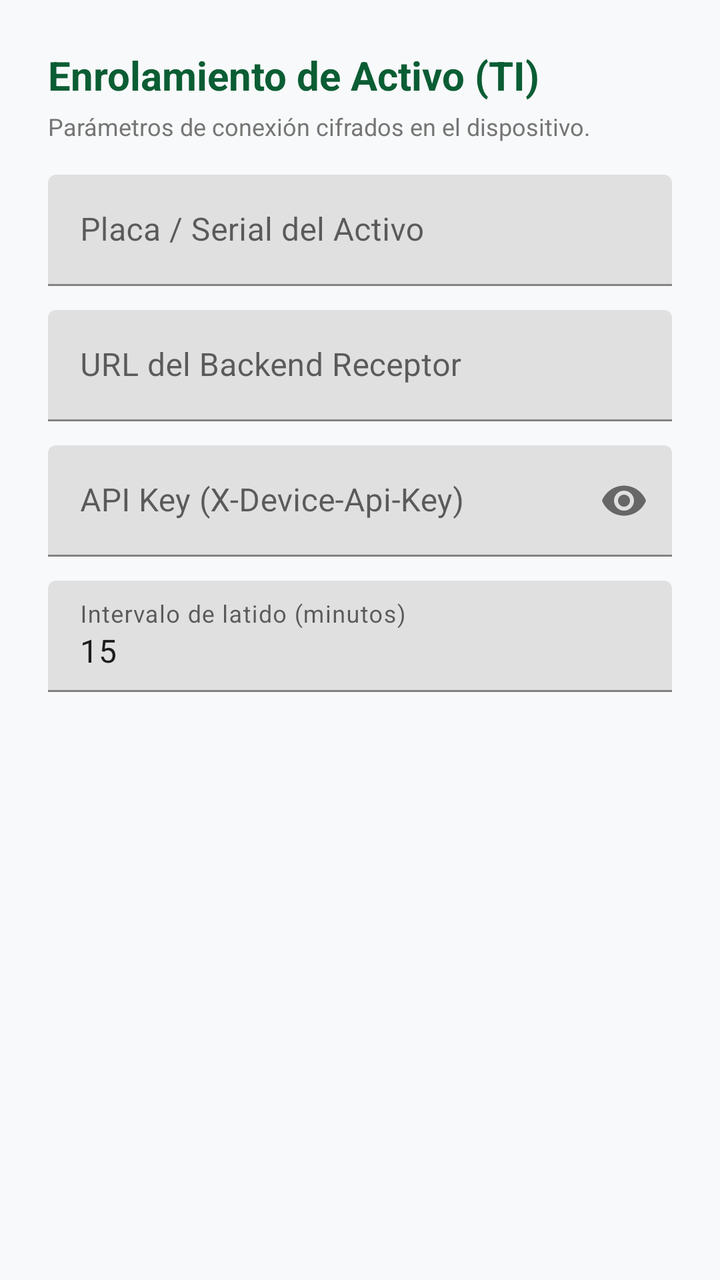
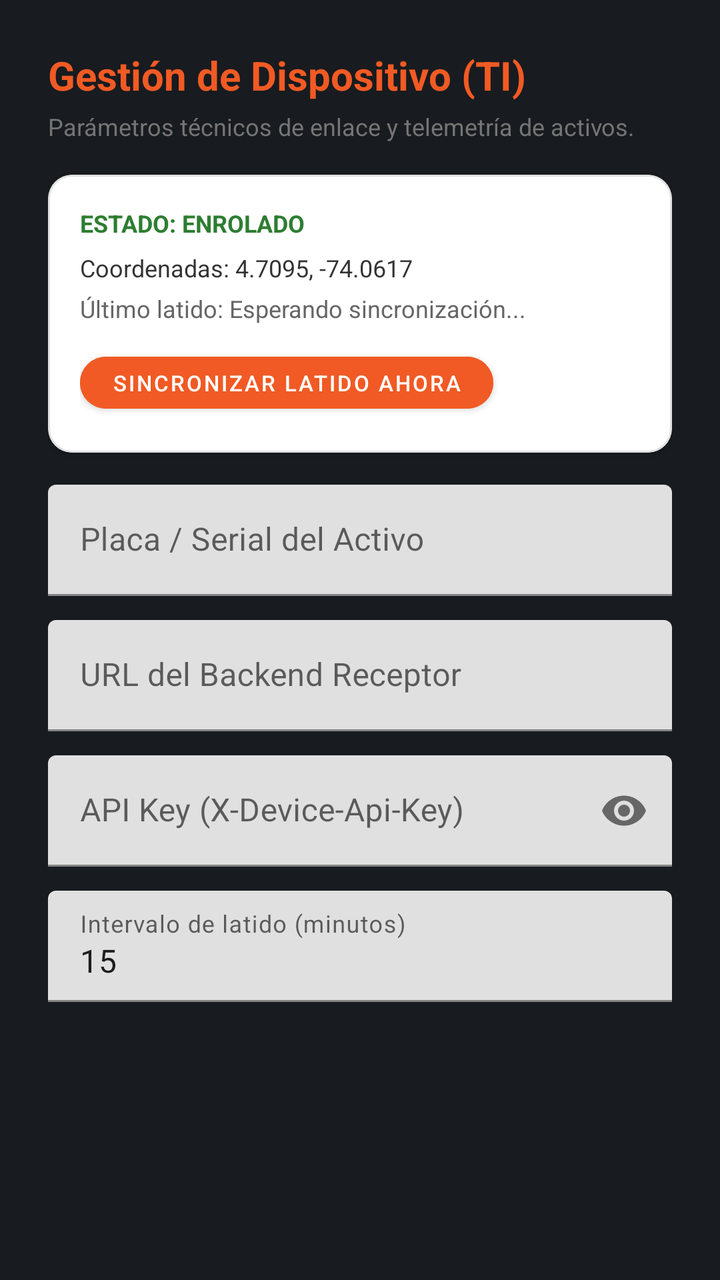

An Android layout rendered at two revisions. The XML below is the earlier revision; the diff shows what the commit changed to produce the second picture.
<!-- AndroidManifest.xml: application theme Theme.InventoryTelemetryAgent -->
<!-- res/layout/dialog_admin_config.xml -->
<?xml version="1.0" encoding="utf-8"?>
<LinearLayout xmlns:android="http://schemas.android.com/apk/res/android"
    xmlns:app="http://schemas.android.com/apk/res-auto"
    android:layout_width="match_parent"
    android:layout_height="wrap_content"
    android:orientation="vertical"
    android:padding="24dp">

    <TextView
        android:layout_width="wrap_content"
        android:layout_height="wrap_content"
        android:text="Enrolamiento de Activo (TI)"
        android:textColor="@color/macarena_green_dark"
        android:textSize="20sp"
        android:textStyle="bold" />

    <TextView
        android:layout_width="wrap_content"
        android:layout_height="wrap_content"
        android:layout_marginTop="4dp"
        android:text="Parámetros de conexión cifrados en el dispositivo."
        android:textColor="@color/text_secondary"
        android:textSize="12sp" />

    
    <com.google.android.material.textfield.TextInputLayout
        android:layout_width="match_parent"
        android:layout_height="wrap_content"
        android:layout_marginTop="16dp"
        android:hint="Placa / Serial del Activo"
        app:boxStrokeColor="@color/macarena_green_primary"
        app:hintTextColor="@color/macarena_green_primary">

        <com.google.android.material.textfield.TextInputEditText
            android:id="@+id/etPlaca"
            android:layout_width="match_parent"
            android:layout_height="wrap_content"
            android:inputType="textCapCharacters"
            android:maxLines="1" />
    </com.google.android.material.textfield.TextInputLayout>

    
    <com.google.android.material.textfield.TextInputLayout
        android:layout_width="match_parent"
        android:layout_height="wrap_content"
        android:layout_marginTop="12dp"
        android:hint="URL del Backend Receptor"
        app:boxStrokeColor="@color/macarena_green_primary"
        app:hintTextColor="@color/macarena_green_primary">

        <com.google.android.material.textfield.TextInputEditText
            android:id="@+id/etServerUrl"
            android:layout_width="match_parent"
            android:layout_height="wrap_content"
            android:inputType="textUri"
            android:maxLines="1" />
    </com.google.android.material.textfield.TextInputLayout>

    
    <com.google.android.material.textfield.TextInputLayout
        android:layout_width="match_parent"
        android:layout_height="wrap_content"
        android:layout_marginTop="12dp"
        android:hint="API Key (X-Device-Api-Key)"
        app:boxStrokeColor="@color/macarena_green_primary"
        app:hintTextColor="@color/macarena_green_primary"
        app:passwordToggleEnabled="true">

        <com.google.android.material.textfield.TextInputEditText
            android:id="@+id/etApiKey"
            android:layout_width="match_parent"
            android:layout_height="wrap_content"
            android:inputType="textPassword"
            android:maxLines="1" />
    </com.google.android.material.textfield.TextInputLayout>

    
    <com.google.android.material.textfield.TextInputLayout
        android:layout_width="match_parent"
        android:layout_height="wrap_content"
        android:layout_marginTop="12dp"
        android:hint="Intervalo de latido (minutos)"
        app:boxStrokeColor="@color/macarena_green_primary"
        app:hintTextColor="@color/macarena_green_primary">

        <com.google.android.material.textfield.TextInputEditText
            android:id="@+id/etInterval"
            android:layout_width="match_parent"
            android:layout_height="wrap_content"
            android:inputType="number"
            android:maxLines="1"
            android:text="15" />
    </com.google.android.material.textfield.TextInputLayout>

</LinearLayout>
<!-- resources referenced by this layout -->
<resources>
  <color name="macarena_green_dark">#0B5D34</color>
  <color name="macarena_green_primary">#148A43</color>
  <color name="text_secondary">#757575</color>
  <style name="Theme.InventoryTelemetryAgent" parent="Theme.MaterialComponents.DayNight.NoActionBar">
          
          <item name="colorPrimary">@color/macarena_green_primary</item>
          <item name="colorPrimaryVariant">@color/macarena_green_dark</item>
          <item name="colorOnPrimary">@color/white</item>
          
          <item name="colorSecondary">@color/macarena_accent</item>
          <item name="colorSecondaryVariant">@color/macarena_accent</item>
          <item name="colorOnSecondary">@color/black</item>
          
          <item name="android:statusBarColor">?attr/colorPrimaryVariant</item>
          <item name="android:windowBackground">@color/background_light</item>
      </style>
  <color name="white">#FFFFFFFF</color>
  <color name="macarena_accent">#F28C28</color>
  <color name="black">#FF000000</color>
  <color name="background_light">#F8F9FA</color>
</resources>

<!-- the commit's change to res/layout/dialog_admin_config.xml (unified diff, before → after) -->
@@ -1,95 +1,155 @@
 <?xml version="1.0" encoding="utf-8"?>
-<LinearLayout xmlns:android="http://schemas.android.com/apk/res/android"
+<ScrollView xmlns:android="http://schemas.android.com/apk/res/android"
     xmlns:app="http://schemas.android.com/apk/res-auto"
     android:layout_width="match_parent"
-    android:layout_height="wrap_content"
-    android:orientation="vertical"
-    android:padding="24dp">
+    android:layout_height="wrap_content">
 
-    <TextView
-        android:layout_width="wrap_content"
-        android:layout_height="wrap_content"
-        android:text="Enrolamiento de Activo (TI)"
-        android:textColor="@color/macarena_green_dark"
-        android:textSize="20sp"
-        android:textStyle="bold" />
-
-    <TextView
-        android:layout_width="wrap_content"
-        android:layout_height="wrap_content"
-        android:layout_marginTop="4dp"
-        android:text="Parámetros de conexión cifrados en el dispositivo."
-        android:textColor="@color/text_secondary"
-        android:textSize="12sp" />
-
-    
-    <com.google.android.material.textfield.TextInputLayout
+    <LinearLayout
         android:layout_width="match_parent"
         android:layout_height="wrap_content"
-        android:layout_marginTop="16dp"
-        android:hint="Placa / Serial del Activo"
-        app:boxStrokeColor="@color/macarena_green_primary"
-        app:hintTextColor="@color/macarena_green_primary">
+        android:orientation="vertical"
+        android:padding="24dp">
 
-        <com.google.android.material.textfield.TextInputEditText
-            android:id="@+id/etPlaca"
+        <TextView
+            android:layout_width="wrap_content"
+            android:layout_height="wrap_content"
+            android:text="Gestión de Dispositivo (TI)"
+            android:textColor="@color/macarena_orange_primary"
+            android:textSize="20sp"
+            android:textStyle="bold" />
+
+        <TextView
+            android:layout_width="wrap_content"
+            android:layout_height="wrap_content"
+            android:layout_marginTop="4dp"
+            android:text="Parámetros técnicos de enlace y telemetría de activos."
+            android:textColor="@color/text_secondary"
+            android:textSize="12sp" />
+
+        
+        <com.google.android.material.card.MaterialCardView
             android:layout_width="match_parent"
             android:layout_height="wrap_content"
-            android:inputType="textCapCharacters"
-            android:maxLines="1" />
-    </com.google.android.material.textfield.TextInputLayout>
+            android:layout_marginTop="16dp"
+            app:cardCornerRadius="12dp"
+            app:cardElevation="2dp"
+            app:strokeWidth="1dp"
+            app:strokeColor="#E0E0E0">
 
-    
-    <com.google.android.material.textfield.TextInputLayout
-        android:layout_width="match_parent"
-        android:layout_height="wrap_content"
-        android:layout_marginTop="12dp"
-        android:hint="URL del Backend Receptor"
-        app:boxStrokeColor="@color/macarena_green_primary"
-        app:hintTextColor="@color/macarena_green_primary">
+            <LinearLayout
+                android:layout_width="match_parent"
+                android:layout_height="wrap_content"
+                android:orientation="vertical"
+                android:padding="16dp">
 
-        <com.google.android.material.textfield.TextInputEditText
-            android:id="@+id/etServerUrl"
+                <TextView
+                    android:id="@+id/tvDiagStatus"
+                    android:layout_width="wrap_content"
+                    android:layout_height="wrap_content"
+                    android:text="ESTADO: ENROLADO"
+                    android:textSize="12sp"
+                    android:textStyle="bold"
+                    android:textColor="@color/status_ok" />
+
+                <TextView
+                    android:id="@+id/tvDiagCoords"
+                    android:layout_width="wrap_content"
+                    android:layout_height="wrap_content"
+                    android:layout_marginTop="6dp"
+                    android:text="Coordenadas: 4.7095, -74.0617"
+                    android:textSize="12sp"
+                    android:textColor="#333333" />
+
+                <TextView
+                    android:id="@+id/tvDiagLastHeartbeat"
+                    android:layout_width="wrap_content"
+                    android:layout_height="wrap_content"
+                    android:layout_marginTop="4dp"
+                    android:text="Último latido: Esperando sincronización..."
+                    android:textSize="12sp"
+                    android:textColor="#666666" />
+
+                <com.google.android.material.button.MaterialButton
+                    android:id="@+id/btnDiagSync"
+                    android:layout_width="wrap_content"
+                    android:layout_height="38dp"
+                    android:layout_marginTop="10dp"
+                    android:text="Sincronizar Latido Ahora"
+                    android:textSize="11sp"
+                    app:cornerRadius="19dp"
+                    android:backgroundTint="@color/macarena_orange_primary" />
+            </LinearLayout>
+        </com.google.android.material.card.MaterialCardView>
+
+        
+        <com.google.android.material.textfield.TextInputLayout
             android:layout_width="match_parent"
             android:layout_height="wrap_content"
-            android:inputType="textUri"
-            android:maxLines="1" />
-    </com.google.android.material.textfield.TextInputLayout>
+            android:layout_marginTop="16dp"
+            android:hint="Placa / Serial del Activo"
+            app:boxStrokeColor="@color/macarena_orange_primary"
+            app:hintTextColor="@color/macarena_orange_primary">
 
-    
-    <com.google.android.material.textfield.TextInputLayout
-        android:layout_width="match_parent"
-        android:layout_height="wrap_content"
-        android:layout_marginTop="12dp"
-        android:hint="API Key (X-Device-Api-Key)"
-        app:boxStrokeColor="@color/macarena_green_primary"
-        app:hintTextColor="@color/macarena_green_primary"
-        app:passwordToggleEnabled="true">
+            <com.google.android.material.textfield.TextInputEditText
+                android:id="@+id/etPlaca"
+                android:layout_width="match_parent"
+                android:layout_height="wrap_content"
+                android:inputType="textCapCharacters"
+                android:maxLines="1" />
+        </com.google.android.material.textfield.TextInputLayout>
 
-        <com.google.android.material.textfield.TextInputEditText
-            android:id="@+id/etApiKey"
+        
+        <com.google.android.material.textfield.TextInputLayout
             android:layout_width="match_parent"
             android:layout_height="wrap_content"
-            android:inputType="textPassword"
-            android:maxLines="1" />
-    </com.google.android.material.textfield.TextInputLayout>
+            android:layout_marginTop="12dp"
+            android:hint="URL del Backend Receptor"
+            app:boxStrokeColor="@color/macarena_orange_primary"
+            app:hintTextColor="@color/macarena_orange_primary">
 
-    
-    <com.google.android.material.textfield.TextInputLayout
-        android:layout_width="match_parent"
-        android:layout_height="wrap_content"
-        android:layout_marginTop="12dp"
-        android:hint="Intervalo de latido (minutos)"
-        app:boxStrokeColor="@color/macarena_green_primary"
-        app:hintTextColor="@color/macarena_green_primary">
+            <com.google.android.material.textfield.TextInputEditText
+                android:id="@+id/etServerUrl"
+                android:layout_width="match_parent"
+                android:layout_height="wrap_content"
+                android:inputType="textUri"
+                android:maxLines="1" />
+        </com.google.android.material.textfield.TextInputLayout>
 
-        <com.google.android.material.textfield.TextInputEditText
-            android:id="@+id/etInterval"
+        
+        <com.google.android.material.textfield.TextInputLayout
             android:layout_width="match_parent"
             android:layout_height="wrap_content"
-            android:inputType="number"
-            android:maxLines="1"
-            android:text="15" />
-    </com.google.android.material.textfield.TextInputLayout>
+            android:layout_marginTop="12dp"
+            android:hint="API Key (X-Device-Api-Key)"
+            app:boxStrokeColor="@color/macarena_orange_primary"
+            app:hintTextColor="@color/macarena_orange_primary"
+            app:passwordToggleEnabled="true">
 
-</LinearLayout>
+            <com.google.android.material.textfield.TextInputEditText
+                android:id="@+id/etApiKey"
+                android:layout_width="match_parent"
+                android:layout_height="wrap_content"
+                android:inputType="textPassword"
+                android:maxLines="1" />
+        </com.google.android.material.textfield.TextInputLayout>
+
+        
+        <com.google.android.material.textfield.TextInputLayout
+            android:layout_width="match_parent"
+            android:layout_height="wrap_content"
+            android:layout_marginTop="12dp"
+            android:hint="Intervalo de latido (minutos)"
+            app:boxStrokeColor="@color/macarena_orange_primary"
+            app:hintTextColor="@color/macarena_orange_primary">
+
+            <com.google.android.material.textfield.TextInputEditText
+                android:id="@+id/etInterval"
+                android:layout_width="match_parent"
+                android:layout_height="wrap_content"
+                android:inputType="number"
+                android:maxLines="1"
+                android:text="15" />
+        </com.google.android.material.textfield.TextInputLayout>
+
+    </LinearLayout>
+</ScrollView>
<!-- resource entries referenced after the edit -->
@@ -1,24 +1,24 @@
 <!-- resources referenced by this layout -->
 <resources>
-  <color name="macarena_green_dark">#0B5D34</color>
-  <color name="macarena_green_primary">#148A43</color>
+  <color name="macarena_orange_primary">#F15A24</color>
+  <color name="status_ok">#2E7D32</color>
   <color name="text_secondary">#757575</color>
   <style name="Theme.InventoryTelemetryAgent" parent="Theme.MaterialComponents.DayNight.NoActionBar">
           
-          <item name="colorPrimary">@color/macarena_green_primary</item>
-          <item name="colorPrimaryVariant">@color/macarena_green_dark</item>
+          <item name="colorPrimary">@color/macarena_orange_primary</item>
+          <item name="colorPrimaryVariant">@color/dark_bg</item>
           <item name="colorOnPrimary">@color/white</item>
           
-          <item name="colorSecondary">@color/macarena_accent</item>
-          <item name="colorSecondaryVariant">@color/macarena_accent</item>
-          <item name="colorOnSecondary">@color/black</item>
+          <item name="colorSecondary">@color/macarena_orange_primary</item>
+          <item name="colorSecondaryVariant">@color/macarena_orange_dark</item>
+          <item name="colorOnSecondary">@color/white</item>
           
-          <item name="android:statusBarColor">?attr/colorPrimaryVariant</item>
-          <item name="android:windowBackground">@color/background_light</item>
+          <item name="android:statusBarColor">@color/dark_bg</item>
+          <item name="android:windowBackground">@color/dark_bg</item>
+          <item name="android:windowLightStatusBar" tools:targetApi="m">false</item>
       </style>
+  <color name="dark_bg">#181B1F</color>
   <color name="white">#FFFFFFFF</color>
-  <color name="macarena_accent">#F28C28</color>
-  <color name="black">#FF000000</color>
-  <color name="background_light">#F8F9FA</color>
+  <color name="macarena_orange_dark">#D44310</color>
 </resources>
 
